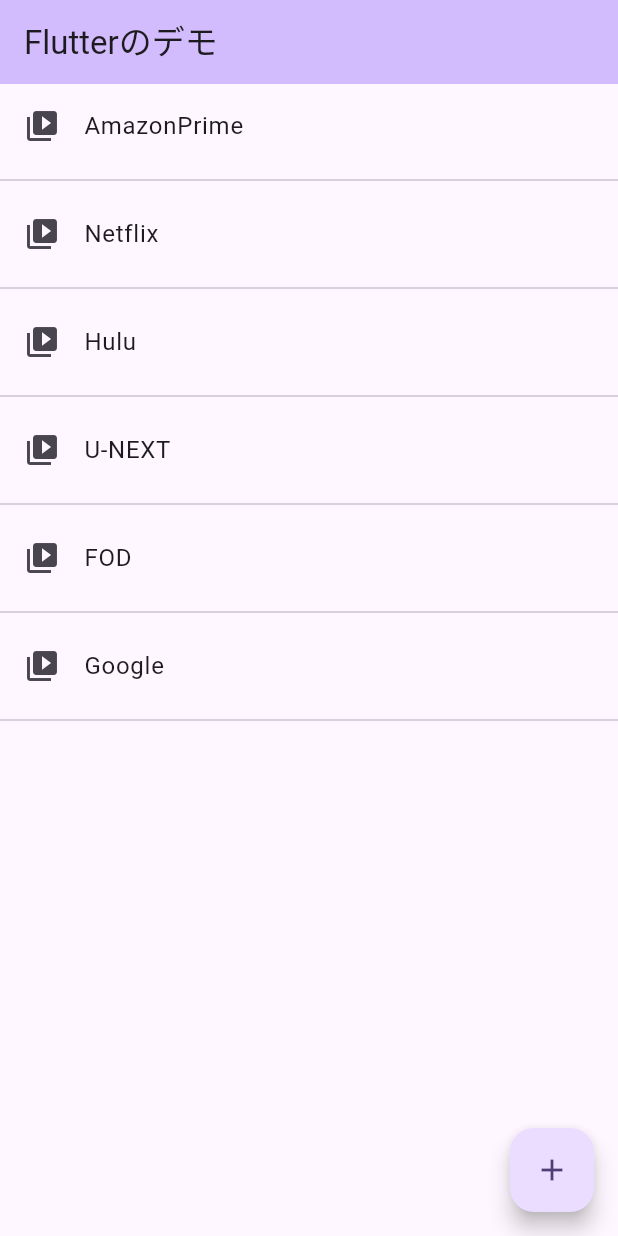
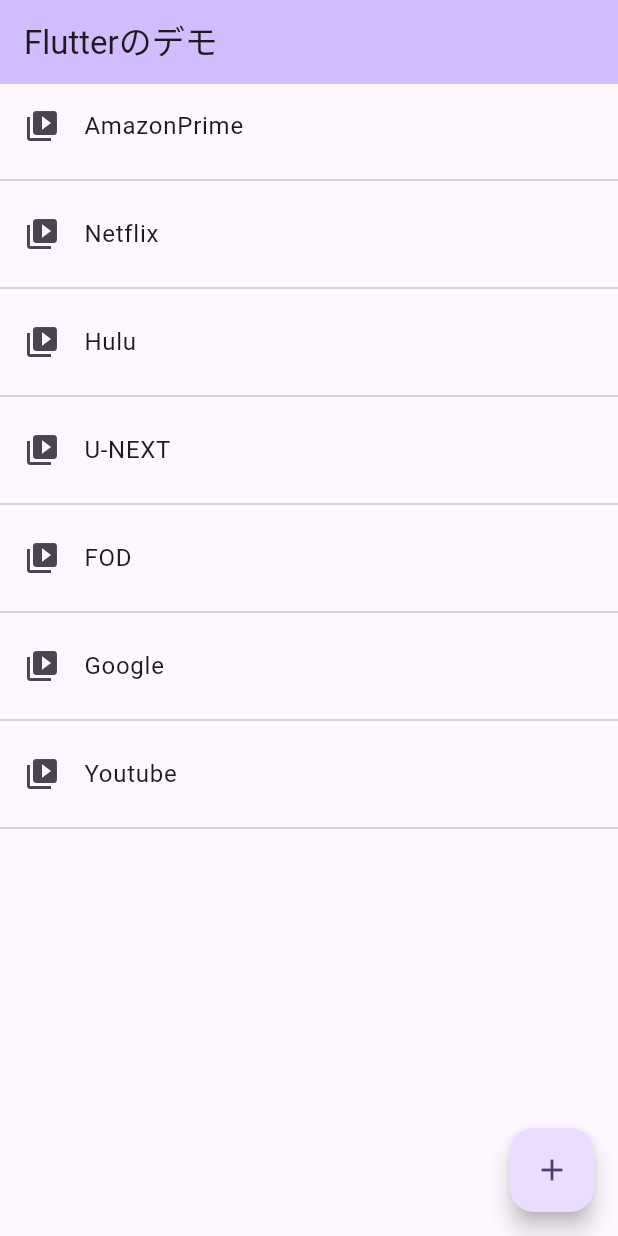
Before and after one commit to Hashimoto-Noriaki/Flutter-demo, a Flutter app: the screen it shows after launch, after a tap on the "add" icon, on a phone screen of 412 x 824 dp. Run offline on Flutter 3.47's test engine with Material 3 defaults, Android fonts, the phone set to English and light mode, and no system bars.

Commit message:
ボタンをタップでリストを2つ追加表示

```diff
--- a/lib/main.dart
+++ b/lib/main.dart
@@ -68,7 +68,8 @@ class _MyHomePageState extends State<MyHomePage> {
         onPressed: (){
           //ボタンが押された時の処理
           titleList.add('Google');
-          // print(titleList);
+          titleList.add('Youtube');
+          print(titleList);
           setState((){
           });
         },
```
